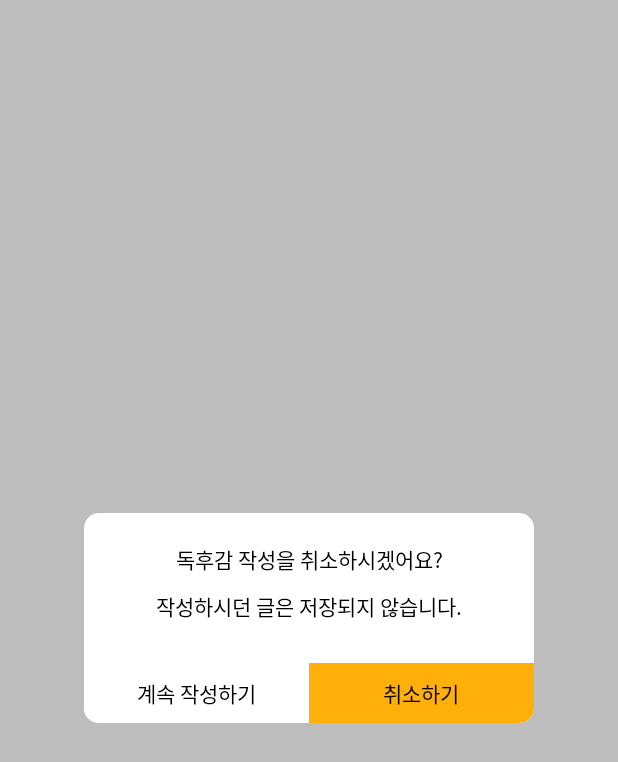
After one commit to jminie-o8o/BookSearchApp, an Android app: the layout cancel_fragment_dialog.xml on its own in the app's theme, with its tools: preview values and no code run, on a phone screen of 412 x 824 dp. The commit adds this screen. Shown: the top 762 px of the screen. Run offline under Robolectric (Android 15) with nearby library versions, the phone set to English and light mode, and no system bars.

Commit message:
feat: 글 작성 취소 Fragment Dialog 구현

```diff
--- /dev/null
+++ b/app/src/main/res/drawable/dialog_button_cancel.xml
@@ -0,0 +1,6 @@
+<?xml version="1.0" encoding="utf-8"?>
+<shape xmlns:android="http://schemas.android.com/apk/res/android"
+    android:shape="rectangle">
+    <solid android:color="@color/main_color" />
+    <corners android:bottomRightRadius="10dp" />
+</shape>
--- /dev/null
+++ b/app/src/main/res/drawable/dialog_button_keep_write.xml
@@ -0,0 +1,6 @@
+<?xml version="1.0" encoding="utf-8"?>
+<shape xmlns:android="http://schemas.android.com/apk/res/android"
+    android:shape="rectangle">
+    <solid android:color="@color/white" />
+    <corners android:bottomLeftRadius="10dp" />
+</shape>
--- /dev/null
+++ b/app/src/main/res/drawable/dialog_shape.xml
@@ -0,0 +1,7 @@
+<?xml version="1.0" encoding="utf-8"?>
+<shape
+    xmlns:android="http://schemas.android.com/apk/res/android"
+    android:shape="rectangle">
+    <solid android:color="@color/white" />
+    <corners android:radius="10dp" />
+</shape>
--- /dev/null
+++ b/app/src/main/res/layout/cancel_fragment_dialog.xml
@@ -0,0 +1,63 @@
+<?xml version="1.0" encoding="utf-8"?>
+
+<FrameLayout xmlns:android="http://schemas.android.com/apk/res/android"
+    xmlns:app="http://schemas.android.com/apk/res-auto"
+    android:layout_width="match_parent"
+    android:layout_height="match_parent"
+    android:background="@color/gray02">
+
+    <androidx.constraintlayout.widget.ConstraintLayout
+        android:layout_width="300dp"
+        android:layout_height="140dp"
+        android:layout_gravity="center"
+        android:background="@drawable/dialog_shape"
+        android:gravity="center">
+
+        <TextView
+            android:id="@+id/tv_dialog_title"
+            android:layout_width="wrap_content"
+            android:layout_height="wrap_content"
+            android:layout_marginTop="20dp"
+            android:text="독후감 작성을 취소하시겠어요?"
+            android:textColor="@color/black"
+            app:layout_constraintEnd_toEndOf="parent"
+            app:layout_constraintStart_toStartOf="parent"
+            app:layout_constraintTop_toTopOf="parent" />
+
+        <TextView
+            android:id="@+id/tv_dialog_subtitle"
+            android:layout_width="wrap_content"
+            android:layout_height="wrap_content"
+            android:layout_marginTop="10dp"
+            android:text="작성하시던 글은 저장되지 않습니다."
+            android:textColor="@color/black"
+            app:layout_constraintEnd_toEndOf="parent"
+            app:layout_constraintStart_toStartOf="parent"
+            app:layout_constraintTop_toBottomOf="@+id/tv_dialog_title" />
+
+        <TextView
+            android:id="@+id/tv_btn_keep_write"
+            android:layout_width="150dp"
+            android:layout_height="40dp"
+            android:background="@drawable/dialog_button_keep_write"
+            android:gravity="center"
+            android:text="계속 작성하기"
+            android:textColor="@color/black"
+            app:layout_constraintBottom_toBottomOf="parent"
+            app:layout_constraintStart_toStartOf="parent" />
+
+
+        <TextView
+            android:id="@+id/tv_btn_cancel"
+            android:layout_width="150dp"
+            android:layout_height="40dp"
+            android:background="@drawable/dialog_button_cancel"
+            android:gravity="center"
+            android:text="취소하기"
+            android:textColor="@color/black"
+            app:layout_constraintBottom_toBottomOf="parent"
+            app:layout_constraintEnd_toEndOf="parent" />
+
+    </androidx.constraintlayout.widget.ConstraintLayout>
+
+</FrameLayout>
--- a/app/src/main/res/values/colors.xml
+++ b/app/src/main/res/values/colors.xml
@@ -5,6 +5,10 @@
     <color name="purple_700">#FF3700B3</color>
     <color name="teal_200">#FF03DAC5</color>
     <color name="teal_700">#FF018786</color>
+    <color name="gray">#CCCCCC</color>
+    <color name="gray01">#F2F3F6</color>
+    <color name="gray02">#BDBDBD</color>
+    <color name="gray03">#9D9D9D</color>
     <color name="black">#FF000000</color>
     <color name="week_black">#3c3c3c</color>
     <color name="white">#FFFFFFFF</color>
```
